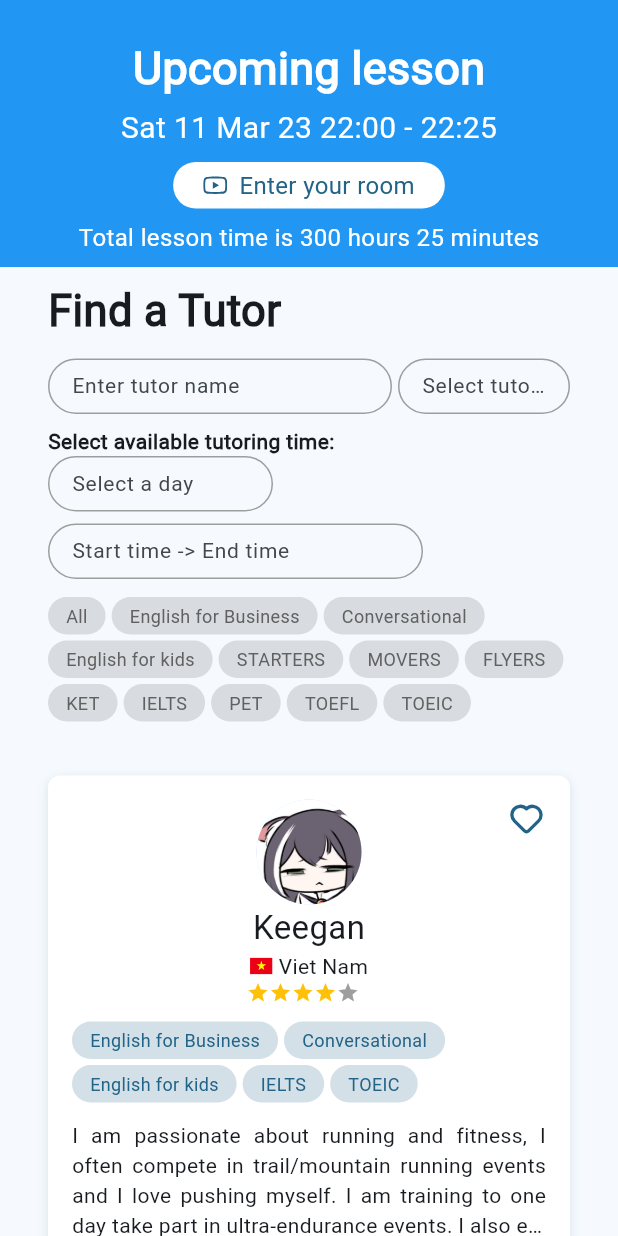
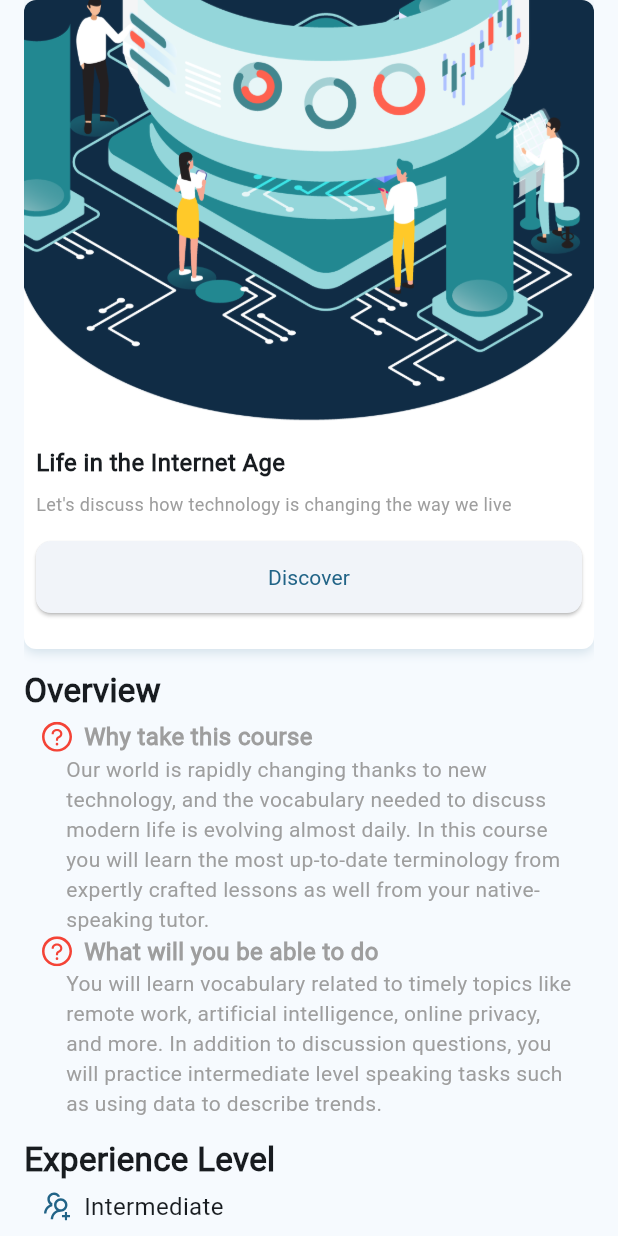
Before and after one commit to Catelt/Our-Tutor, a Flutter app: the screen it shows after launch, on a phone screen of 412 x 824 dp. Run offline on Flutter 3.47's test engine with Material 2 defaults, Android fonts, the phone set to English and light mode, and no system bars; drawn by our look-alikes of flutter_rating_bar; our stand-ins replace bloc, flutter_svg, video_player.

Commit message:
list course and detail

```diff
--- a/lib/app/app.dart
+++ b/lib/app/app.dart
@@ -1,5 +1,7 @@
 import 'package:flutter/material.dart';
 import 'package:our_tutor/app/constants/fake_tutors.dart';
+import 'package:our_tutor/app/features/course/presentation/view/course_detail_screen.dart';
+import 'package:our_tutor/app/features/course/presentation/view/courses_screen.dart';
 import 'package:our_tutor/app/features/tutor/presentation/view/tutor_detail_screen.dart';
 import 'package:our_tutor/app/features/tutor/presentation/view/tutor_screen.dart';
 
@@ -14,7 +16,7 @@ class App extends StatelessWidget {
         useMaterial3: true,
         colorSchemeSeed: const Color(0xFF13B9FF),
       ),
-      home: const TutorScreen(),
+      home: const CourseDetailScreen(),
     );
   }
 }
--- a/lib/app/common_widgets/common_widgets.dart
+++ b/lib/app/common_widgets/common_widgets.dart
@@ -1,6 +1,7 @@
 export 'primary_button.dart';
 export 'rating_bar.dart';
 export 'remote_video.dart';
+export 'remote_video.dart';
 export 'svg_widget.dart';
+export 'text_field_custom.dart';
 export 'wrap_list_widget.dart';
-export 'remote_video.dart';
--- a/lib/app/common_widgets/svg_widget.dart
+++ b/lib/app/common_widgets/svg_widget.dart
@@ -3,8 +3,8 @@ import 'package:flutter_svg/svg.dart';
 
 class SvgWidget extends StatelessWidget {
   const SvgWidget({
+    required this.assetName,
     super.key,
-    required this.assetName,
     this.color,
     this.width,
     this.height,
@@ -25,10 +25,13 @@ class SvgWidget extends StatelessWidget {
       height: size ?? height,
       colorFilter: color != null
           ? ColorFilter.mode(
+              color!,
+              BlendMode.srcIn,
+            )
+          : ColorFilter.mode(
               Theme.of(context).colorScheme.primary,
               BlendMode.srcIn,
-            )
-          : null,
+            ),
     );
   }
 }
--- a/lib/app/constants/app_icon.dart
+++ b/lib/app/constants/app_icon.dart
@@ -6,8 +6,14 @@ class AppIcon {
   static const icPhone = '$baseUrl/phone.svg';
 
   static const icHeart = '$baseUrl/ic_heart.svg';
-  static const icBook = '$baseUrl/ic_book.svg';
+  static const icSchedule = '$baseUrl/ic_schedule.svg';
   static const icReport = '$baseUrl/ic_report.svg';
   static const icStar = '$baseUrl/ic_star.svg';
   static const icTivi = '$baseUrl/ic_tivi.svg';
+  static const icSearch = '$baseUrl/ic_search.svg';
+  static const icBook = '$baseUrl/ic_book.svg';
+  static const icUserGroup = '$baseUrl/ic_usergroup.svg';
+  static const icCircleQuestion = '$baseUrl/ic_circle_question.svg';
+
+  static const course = '$baseUrl/course.svg';
 }
--- /dev/null
+++ b/lib/app/features/course/presentation/view/course_detail_screen.dart
@@ -0,0 +1,162 @@
+import 'package:flutter/material.dart';
+import 'package:our_tutor/app/common_widgets/common_widgets.dart';
+import 'package:our_tutor/app/constants/app_icon.dart';
+import 'package:our_tutor/app/constants/app_size.dart';
+import 'package:our_tutor/app/features/course/presentation/widgets/course_item.dart';
+
+class CourseDetailScreen extends StatelessWidget {
+  const CourseDetailScreen({super.key});
+
+  @override
+  Widget build(BuildContext context) {
+    return Scaffold(
+      body: Padding(
+        padding: const EdgeInsets.symmetric(horizontal: Sizes.p16),
+        child: ListView(
+          children: [
+            CourseItem(
+              onPress: () {},
+            ),
+            gapH12,
+            detailWidget(title: "Overview", child: overviewWidget()),
+            detailWidget(
+                title: "Experience Level",
+                child: Row(
+                  children: [
+                    SvgWidget(
+                      assetName: AppIcon.icUserGroup,
+                      size: 20,
+                    ),
+                    gapW8,
+                    Text(
+                      'Intermediate',
+                      style: TextStyle(fontSize: 16),
+                    )
+                  ],
+                )),
+            detailWidget(
+                title: "Course Length",
+                child: Row(
+                  children: [
+                    SvgWidget(
+                      assetName: AppIcon.icBook,
+                      size: 20,
+                    ),
+                    gapW8,
+                    Text(
+                      '9 topics',
+                      style: TextStyle(fontSize: 16),
+                    )
+                  ],
+                )),
+            detailWidget(
+                title: "Suggested Tutors",
+                child: ListView.separated(
+                  physics: NeverScrollableScrollPhysics(),
+                  shrinkWrap: true,
+                  itemCount: 5,
+                  itemBuilder: (context, index) =>
+                      itemTopic(context, (index + 1).toString(), "Coding"),
+                  separatorBuilder: (context, index) => gapH8,
+                )),
+            detailWidget(
+                title: "Suggested Tutors",
+                child: Row(
+                  children: [itemSuggestedTutor(context)],
+                ))
+          ],
+        ),
+      ),
+    );
+  }
+
+  Widget itemTopic(BuildContext context, String index, String title) {
+    return Container(
+      padding: const EdgeInsets.all(Sizes.p20),
+      decoration: BoxDecoration(
+        color: Colors.white,
+        borderRadius: BorderRadius.circular(Sizes.p8),
+        border: Border.all(color: Colors.grey, width: 1),
+      ),
+      child: Column(
+        crossAxisAlignment: CrossAxisAlignment.start,
+        children: [
+          Text(
+            '${index}.',
+            style: TextStyle(fontSize: 16),
+          ),
+          Text(title,
+              style: TextStyle(fontSize: 16, fontWeight: FontWeight.bold))
+        ],
+      ),
+    );
+  }
+
+  Widget itemSuggestedTutor(BuildContext context) {
+    return Row(crossAxisAlignment: CrossAxisAlignment.center, children: [
+      Text(
+        'Keegan',
+        style: TextStyle(fontSize: 16),
+      ),
+      gapW4,
+      Text(
+        "More info",
+        style: TextStyle(
+            fontSize: 14, color: Theme.of(context).colorScheme.primary),
+      )
+    ]);
+  }
+
+  Widget detailWidget({required String title, required Widget child}) {
+    return Column(
+      crossAxisAlignment: CrossAxisAlignment.start,
+      children: [
+        Text(title,
+            style: const TextStyle(fontSize: 22, fontWeight: FontWeight.bold)),
+        Padding(
+          padding: const EdgeInsets.symmetric(
+              vertical: Sizes.p4, horizontal: Sizes.p12),
+          child: child,
+        ),
+        gapH8
+      ],
+    );
+  }
+
+  Widget overviewWidget() {
+    return Column(
+      children: [
+        titleInOverviewWidget('Why take this course'),
+        Padding(
+          padding: EdgeInsets.only(left: Sizes.p16),
+          child: Text(
+              'Our world is rapidly changing thanks to new technology, and the vocabulary needed to discuss modern life is evolving almost daily. In this course you will learn the most up-to-date terminology from expertly crafted lessons as well from your native-speaking tutor.',
+              style: TextStyle(fontSize: 14, color: Colors.grey)),
+        ),
+        titleInOverviewWidget('What will you be able to do'),
+        Padding(
+          padding: EdgeInsets.only(left: Sizes.p16),
+          child: Text(
+              'You will learn vocabulary related to timely topics like remote work, artificial intelligence, online privacy, and more. In addition to discussion questions, you will practice intermediate level speaking tasks such as using data to describe trends.',
+              style: TextStyle(fontSize: 14, color: Colors.grey)),
+        ),
+      ],
+    );
+  }
+
+  Widget titleInOverviewWidget(String title) {
+    return Row(children: [
+      SvgWidget(
+        assetName: AppIcon.icCircleQuestion,
+        size: 20,
+        color: Colors.red,
+      ),
+      gapW8,
+      Text(
+        title,
+        style: TextStyle(
+            fontSize: 16, fontWeight: FontWeight.bold, color: Colors.grey),
+      )
+    ]);
+  }
+}
--- /dev/null
+++ b/lib/app/features/course/presentation/widgets/course_item.dart
@@ -0,0 +1,69 @@
+import 'package:flutter/material.dart';
+import 'package:our_tutor/app/common_widgets/common_widgets.dart';
+import 'package:our_tutor/app/constants/app_size.dart';
+
+class CourseItem extends StatelessWidget {
+  const CourseItem({super.key, this.onPress});
+
+  final void Function()? onPress;
+
+  @override
+  Widget build(BuildContext context) {
+    return Container(
+      decoration: BoxDecoration(
+          color: Colors.white,
+          borderRadius: BorderRadius.circular(Sizes.p8),
+          boxShadow: [
+            BoxShadow(
+                color: Theme.of(context).colorScheme.primary.withOpacity(0.16),
+                spreadRadius: 0,
+                blurRadius: 5,
+                offset: const Offset(0, 2))
+          ]),
+      child: Column(
+        children: [
+          ClipRRect(
+            borderRadius: BorderRadius.circular(Sizes.p8),
+            child: Image.asset(
+              'assets/images/course_sample.png',
+              fit: BoxFit.fill,
+            ),
+          ),
+          Padding(
+            padding:
+                EdgeInsets.symmetric(horizontal: Sizes.p8, vertical: Sizes.p12),
+            child: Column(
+              crossAxisAlignment: CrossAxisAlignment.start,
+              children: [
+                Text(
+                  'Life in the Internet Age',
+                  style: TextStyle(fontWeight: FontWeight.bold, fontSize: 16),
+                ),
+                gapH8,
+                Text(
+                  'Let\'s discuss how technology is changing the way we live',
+                  style: TextStyle(color: Colors.grey, fontSize: 12),
+                ),
+                gapH16,
+                if (onPress != null)
+                  Container(
+                    padding: EdgeInsets.only(bottom: Sizes.p12),
+                    width: double.infinity,
+                    child: PrimaryButton(
+                      text: 'Discover',
+                      onPressed: onPress,
+                    ),
+                  ),
+                if (onPress == null)
+                  Text(
+                    "Intermediate • 9  Lessons",
+                    style: TextStyle(color: Colors.grey, fontSize: 14),
+                  )
+              ],
+            ),
+          )
+        ],
+      ),
+    );
+  }
+}
--- a/lib/app/features/tutor/presentation/view/tutor_screen.dart
+++ b/lib/app/features/tutor/presentation/view/tutor_screen.dart
@@ -52,13 +52,11 @@ class TutorScreen extends StatelessWidget {
             children: [
               Expanded(
                   flex: 2,
-                  child: textfieldCustom(
-                    context,
-                    "Enter tutor name",
+                  child: TextFieldCustom(
+                    hint: "Enter tutor name",
                   )),
               gapW4,
-              Expanded(
-                  child: textfieldCustom(context, "Select tutor nationality"))
+              Expanded(child: TextFieldCustom(hint: "Select tutor nationality"))
             ],
           ),
           gapH8,
@@ -72,16 +70,14 @@ class TutorScreen extends StatelessWidget {
             children: [
               SizedBox(
                 width: 150,
-                child: textfieldCustom(
-                  context,
-                  "Select a day",
+                child: TextFieldCustom(
+                  hint: "Select a day",
                 ),
               ),
               SizedBox(
                 width: 250,
-                child: textfieldCustom(
-                  context,
-                  "Start time -> End time",
+                child: TextFieldCustom(
+                  hint: "Start time -> End time",
                 ),
               ),
             ],
@@ -94,24 +90,6 @@ class TutorScreen extends StatelessWidget {
           gapH12,
         ],
       ),
-    );
-  }
-
-  Widget textfieldCustom(BuildContext context, String hint) {
-    return TextField(
-      style: TextStyle(fontSize: 14),
-      decoration: InputDecoration(
-          hintText: hint,
-          isDense: true,
-          contentPadding: const EdgeInsets.symmetric(
-              vertical: Sizes.p8, horizontal: Sizes.p12),
-          enabledBorder: OutlineInputBorder(
-              borderRadius: BorderRadius.circular(20),
-              borderSide: BorderSide(width: 1, color: Colors.grey)),
-          focusedBorder: OutlineInputBorder(
-              borderRadius: BorderRadius.circular(20),
-              borderSide: BorderSide(
-                  width: 1, color: Theme.of(context).colorScheme.primary))),
     );
   }
 
--- a/lib/app/features/tutor/presentation/widgets/tutor_item.dart
+++ b/lib/app/features/tutor/presentation/widgets/tutor_item.dart
@@ -95,7 +95,7 @@ class TutorItem extends StatelessWidget {
           border: Border.all(color: Theme.of(context).colorScheme.primary)),
       child: Row(children: [
         SvgWidget(
-            assetName: AppIcon.icBook,
+            assetName: AppIcon.icSchedule,
             width: 14,
             height: 11,
             color: Theme.of(context).colorScheme.primary),
```
Also changed, not shown: lib/app/common_widgets/text_field_custom.dart (added, +47 -0 lines), lib/app/features/course/presentation/view/courses_screen.dart (added, +85 -0 lines), lib/app/features/home/home.dart (deleted, +0 -14 lines), assets/images/course.svg (added), assets/images/course_sample.png (added), assets/images/ic_book.svg, assets/images/ic_circle_question.svg (added), assets/images/ic_schedule.svg (added), assets/images/ic_search.svg (added), assets/images/ic_usergroup.svg (added).
